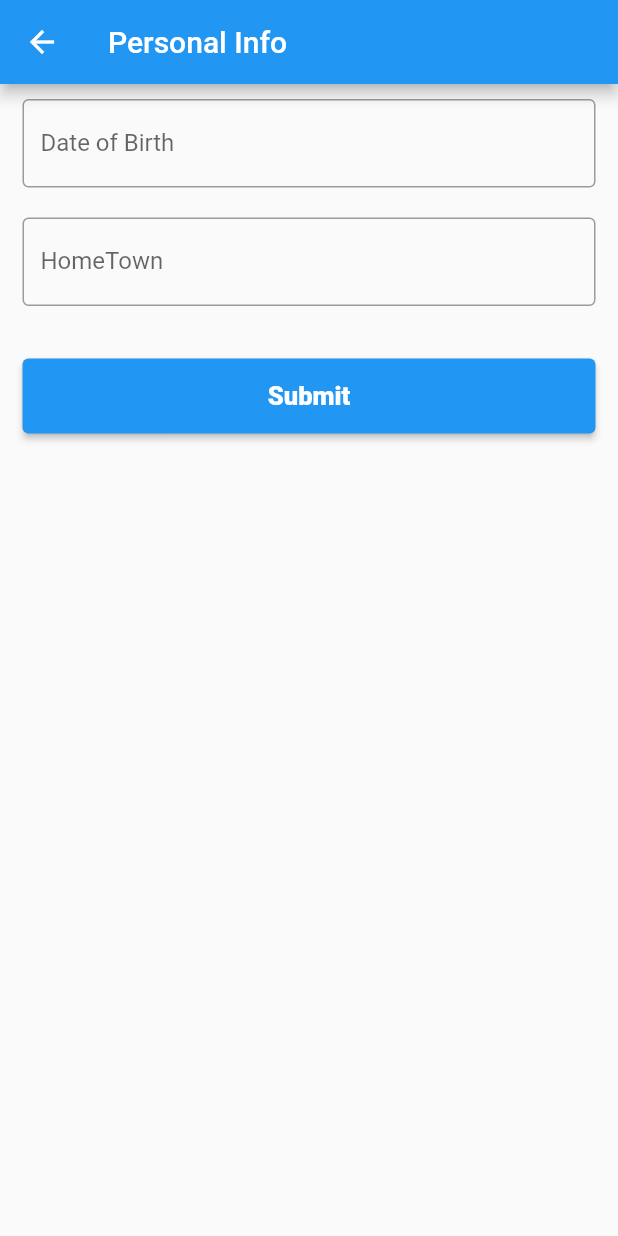
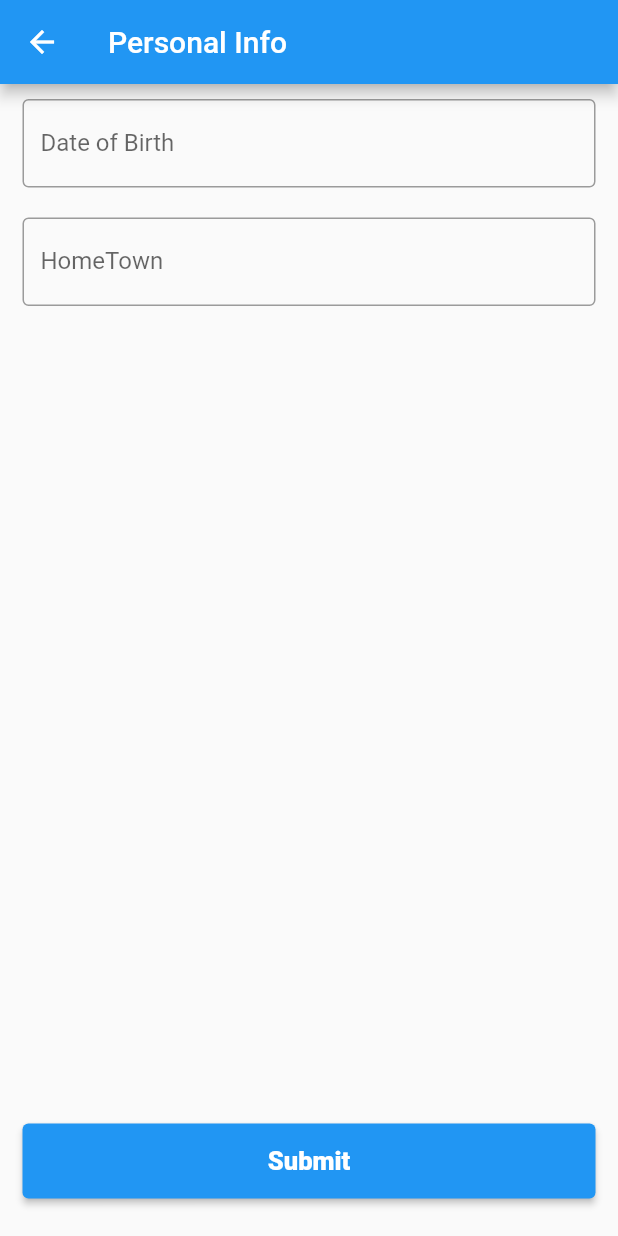
Before and after one commit to mayank09/alumni_meet, a Flutter app: the PersonalInfoForm screen opened directly with empty values, on a phone screen of 412 x 824 dp. Run offline on Flutter 3.47's test engine with Material 2 defaults, Android fonts, the phone set to English and light mode, and no system bars; drawn by our look-alikes of flutter_form_builder; our stand-ins replace cloud_firestore, firebase_auth, firebase_core, font_awesome_flutter, geocoding, geolocator and 2 more; missing offline and left inert: form_builder_phone_field; accounts and stored records are empty.

Commit message:
refactor: form elements alignment

```diff
--- a/lib/ui/personalInfoForm.dart
+++ b/lib/ui/personalInfoForm.dart
@@ -40,7 +40,10 @@ class _PersonalInfoFormState extends State<PersonalInfoForm> {
   Widget build(BuildContext context) {
     return Scaffold(
       appBar: AppBar(title: Text("Personal Info")),
-      body: SingleChildScrollView(
+      body: Column(
+        children: [
+          Expanded(
+            child: SingleChildScrollView(
               child: FormBuilder(
                 key: _formKey,
                 child: Column(
@@ -68,7 +71,12 @@ class _PersonalInfoFormState extends State<PersonalInfoForm> {
                               errorText: "Please enter your hometown")
                         ],
                         initialValue: _homeTown),
-              //Spacer(),
+
+                  ],
+                ),
+              ),
+            ),
+          ),
           _isProcessing
               ? CircularProgressIndicator()
               : SubmitButton(
@@ -94,8 +102,6 @@ class _PersonalInfoFormState extends State<PersonalInfoForm> {
               })
         ],
       ),
-        ),
-      ),
     );
   }
 }
```
Also changed, not shown: lib/ui/contactInfoForm.dart (+12 -6 lines), lib/ui/mapPage.dart (+10 -2 lines), lib/ui/workInfoForm.dart (+9 -3 lines). Lines whose indentation alone changed are shown as unchanged.
